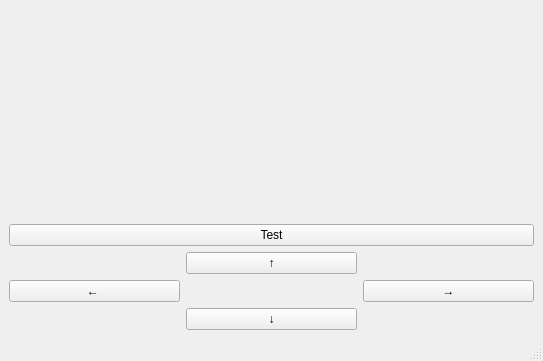
The window that JoySim/main_window.ui (iamkevinzhao/JoySim) describes before a commit, drawn with Qt 5.
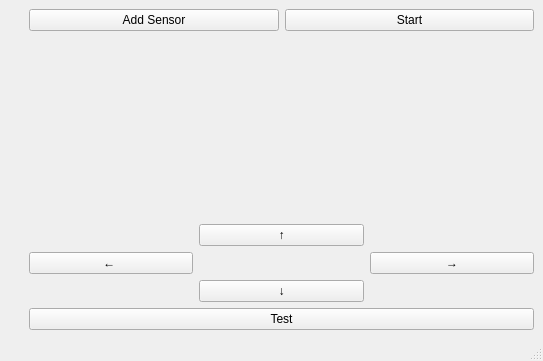
The same window after the commit.

```diff
--- a/JoySim/main_window.ui
+++ b/JoySim/main_window.ui
@@ -32,14 +32,45 @@
       </item>
      </layout>
     </item>
-    <item row="1" column="0">
-     <widget class="QPushButton" name="TestPushButton">
-      <property name="text">
-       <string>Test</string>
-      </property>
-     </widget>
+    <item row="0" column="2">
+     <layout class="QVBoxLayout" name="verticalLayout">
+      <item>
+       <layout class="QHBoxLayout" name="horizontalLayout">
+        <item>
+         <widget class="QPushButton" name="AddSensorPushButton">
+          <property name="text">
+           <string>Add Sensor</string>
+          </property>
+         </widget>
+        </item>
+        <item>
+         <widget class="QPushButton" name="StartPushButton">
+          <property name="text">
+           <string>Start</string>
+          </property>
+         </widget>
+        </item>
+       </layout>
+      </item>
+      <item>
+       <layout class="QGridLayout" name="SensorSourceGridLayout"/>
+      </item>
+      <item>
+       <spacer name="verticalSpacer_2">
+        <property name="orientation">
+         <enum>Qt::Vertical</enum>
+        </property>
+        <property name="sizeHint" stdset="0">
+         <size>
+          <width>20</width>
+          <height>40</height>
+         </size>
+        </property>
+       </spacer>
+      </item>
+     </layout>
     </item>
-    <item row="2" column="0">
+    <item row="1" column="2">
      <layout class="QGridLayout" name="gridLayout_2">
       <item row="1" column="0">
        <widget class="QPushButton" name="LeftPushButton">
@@ -136,6 +167,13 @@
       </item>
      </layout>
     </item>
+    <item row="2" column="2">
+     <widget class="QPushButton" name="TestPushButton">
+      <property name="text">
+       <string>Test</string>
+      </property>
+     </widget>
+    </item>
    </layout>
   </widget>
   <widget class="QMenuBar" name="menubar">
```
